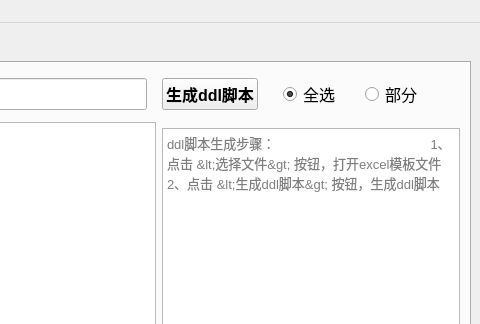
Before: the Qt Designer form tikTools.ui in xy-qimu/tikTools, drawn with Qt 5; both pictures show x 366 to 846 and y 0 to 324 of the 846 by 472 pixel window.
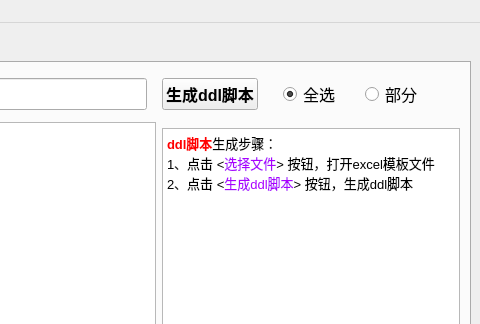
After: the same form once the commit is applied.

```diff
--- a/tikTools.ui
+++ b/tikTools.ui
@@ -247,10 +247,12 @@
 li.unchecked::marker { content: &quot;\2610&quot;; }
 li.checked::marker { content: &quot;\2612&quot;; }
 &lt;/style&gt;&lt;/head&gt;&lt;body style=&quot; font-family:'Microsoft YaHei UI'; font-size:10pt; font-weight:400; font-style:normal;&quot;&gt;
-&lt;p style=&quot;-qt-paragraph-type:empty; margin-top:0px; margin-bottom:0px; margin-left:0px; margin-right:0px; -qt-block-indent:0; text-indent:0px;&quot;&gt;&lt;br /&gt;&lt;/p&gt;&lt;/body&gt;&lt;/html&gt;</string>
+&lt;p style=&quot; margin-top:0px; margin-bottom:0px; margin-left:0px; margin-right:0px; -qt-block-indent:0; text-indent:0px;&quot;&gt;&lt;span style=&quot; font-weight:700; color:#ff0000;&quot;&gt;ddl脚本&lt;/span&gt;生成步骤：                                           &lt;/p&gt;
+&lt;p style=&quot; margin-top:0px; margin-bottom:0px; margin-left:0px; margin-right:0px; -qt-block-indent:0; text-indent:0px;&quot;&gt;1、点击 &amp;lt;&lt;span style=&quot; color:#aa00ff;&quot;&gt;选择文件&lt;/span&gt;&amp;gt; 按钮，打开excel模板文件  &lt;/p&gt;
+&lt;p style=&quot; margin-top:0px; margin-bottom:0px; margin-left:0px; margin-right:0px; -qt-block-indent:0; text-indent:0px;&quot;&gt;2、点击 &amp;lt;&lt;span style=&quot; color:#aa00ff;&quot;&gt;生成ddl脚本&lt;/span&gt;&amp;gt; 按钮，生成ddl脚本&lt;/p&gt;&lt;/body&gt;&lt;/html&gt;</string>
             </property>
             <property name="placeholderText">
-             <string>ddl脚本生成步骤：                                           1、点击 &lt;选择文件&gt; 按钮，打开excel模板文件  2、点击 &lt;生成ddl脚本&gt; 按钮，生成ddl脚本</string>
+             <string/>
             </property>
            </widget>
           </item>
```
Left out of the diff: 10 changed lines with no effect on the pictures.
